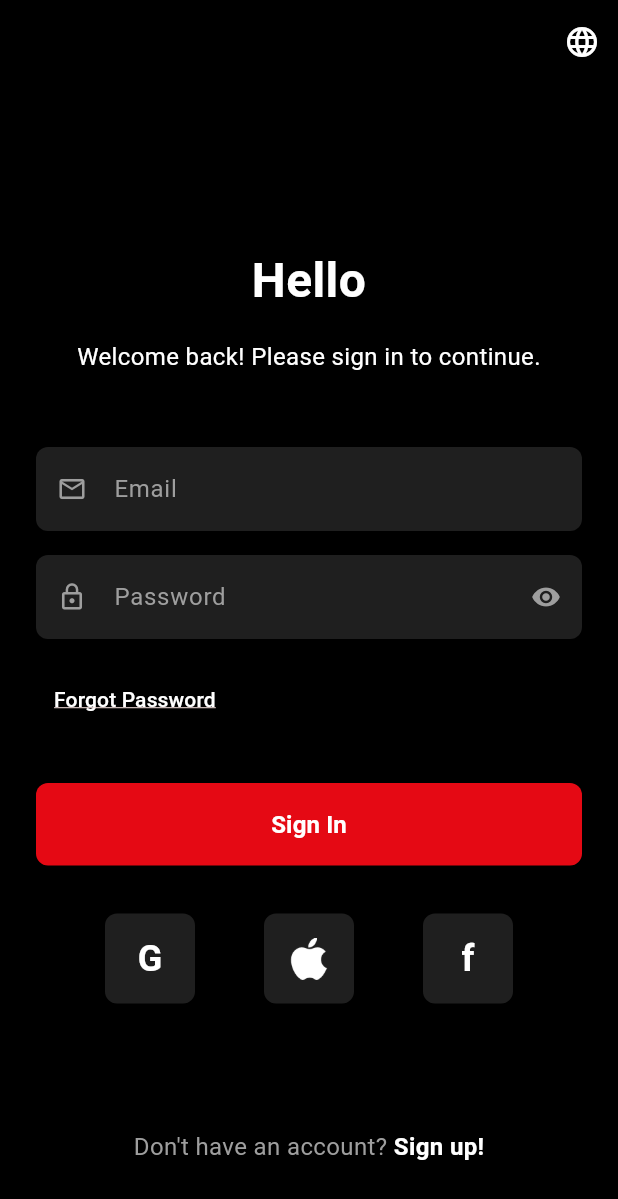
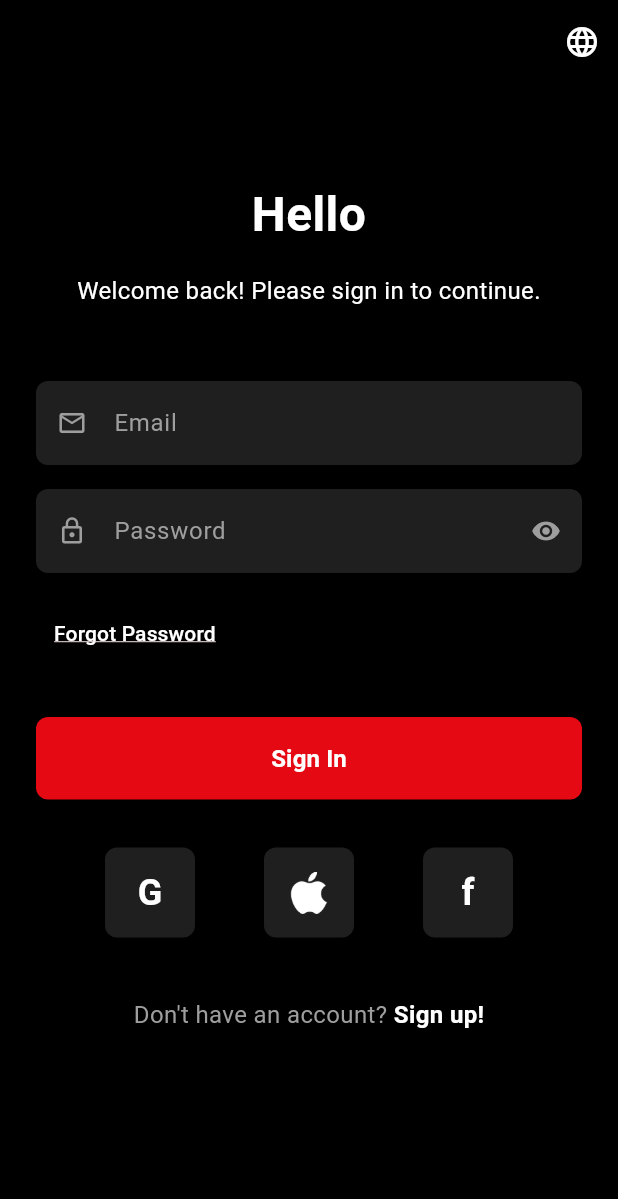
Before and after one commit to fahricandurucan/nodelabs_shartflix, a Flutter app: the screen it shows after launch, on a phone screen of 412 x 824 dp. Shown: the top 1199 px of the screen. Run offline on Flutter 3.47's test engine with Material 3 defaults, Android fonts, the phone set to English and light mode, and no system bars; our stand-ins replace dio, easy_localization, equatable, flutter_bloc, flutter_phoenix, go_router and 2 more.

Commit message:
fixed some bugs

```diff
--- a/lib/features/auth/presentation/pages/login_page.dart
+++ b/lib/features/auth/presentation/pages/login_page.dart
@@ -48,6 +48,7 @@ class _LoginPageState extends State<LoginPage> {
   Widget build(BuildContext context) {
     return Scaffold(
       backgroundColor: Colors.black,
+      resizeToAvoidBottomInset: false,
       appBar: AppBar(
         backgroundColor: Colors.transparent,
         elevation: 0,
@@ -81,14 +82,19 @@ class _LoginPageState extends State<LoginPage> {
           }
         },
         child: SafeArea(
-          child: Padding(
-            padding: const EdgeInsets.all(24.0),
+          child: SingleChildScrollView(
+            padding: EdgeInsets.only(
+              left: 24.0,
+              right: 24.0,
+              top: 24.0,
+              bottom: 24.0 + MediaQuery.of(context).viewInsets.bottom,
+            ),
             child: Form(
               key: _formKey,
               child: Column(
                 crossAxisAlignment: CrossAxisAlignment.stretch,
                 children: [
-                  const Spacer(),
+                  const SizedBox(height: 40),
 
                   // Header Section
                   Text(
@@ -248,7 +254,7 @@ class _LoginPageState extends State<LoginPage> {
                       ),
                     ],
                   ),
-                  const Spacer(),
+                  const SizedBox(height: 40),
 
                   // Register Link
                   Row(
--- a/lib/features/profile/presentation/pages/photo_upload_page.dart
+++ b/lib/features/profile/presentation/pages/photo_upload_page.dart
@@ -206,6 +206,7 @@ class _PhotoUploadPageState extends State<PhotoUploadPage> {
   Widget build(BuildContext context) {
     return Scaffold(
       backgroundColor: Colors.black,
+      resizeToAvoidBottomInset: false,
       appBar: AppBar(
         backgroundColor: Colors.transparent,
         elevation: 0,
```
Also changed, not shown: lib/features/auth/presentation/pages/register_page.dart (+7 -1 lines).
